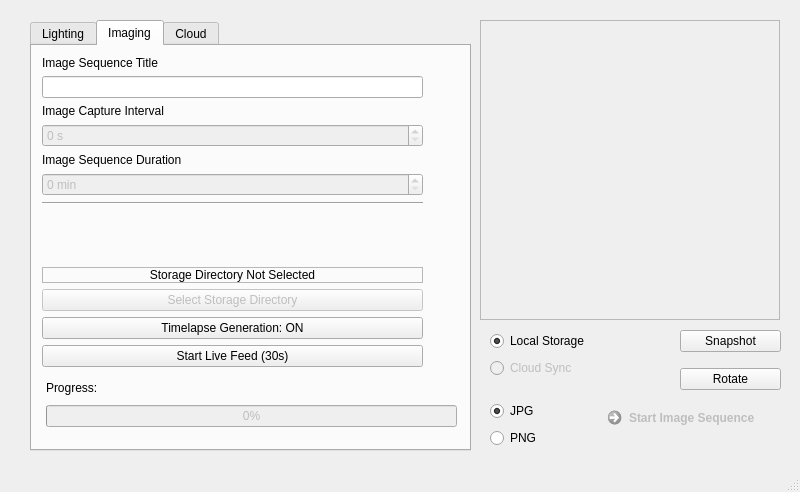
CoSE-Jerry/Flashlapse_NEO, file _ui/FlashLapse_CP.ui: the form before one commit.
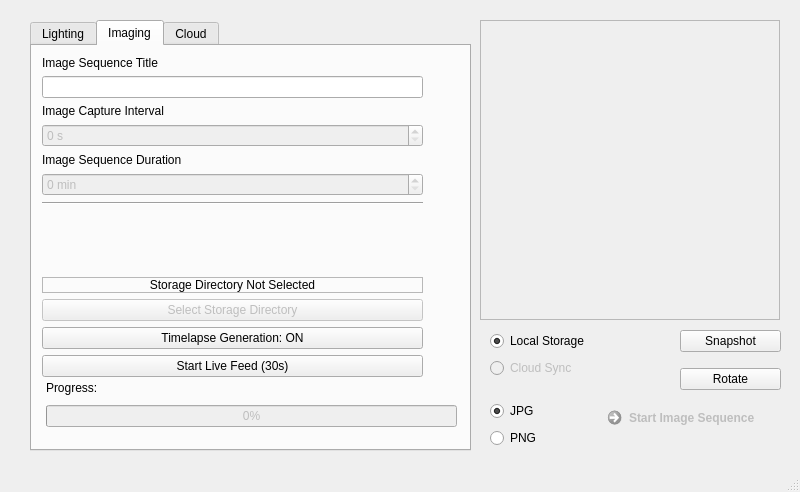
The form after the commit. The open tabs and pages were chosen to show the change. Icons and pictures are not drawn.

```diff
--- a/_ui/FlashLapse_CP.ui
+++ b/_ui/FlashLapse_CP.ui
@@ -624,7 +624,7 @@
         <x>10</x>
         <y>10</y>
         <width>381</width>
-        <height>311</height>
+        <height>321</height>
        </rect>
       </property>
       <layout class="QVBoxLayout" name="verticalLayout_3">
```
